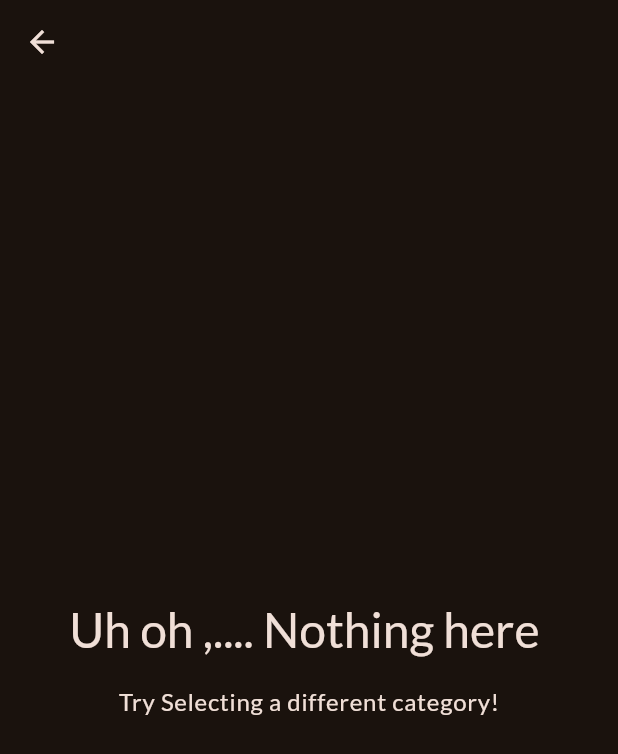
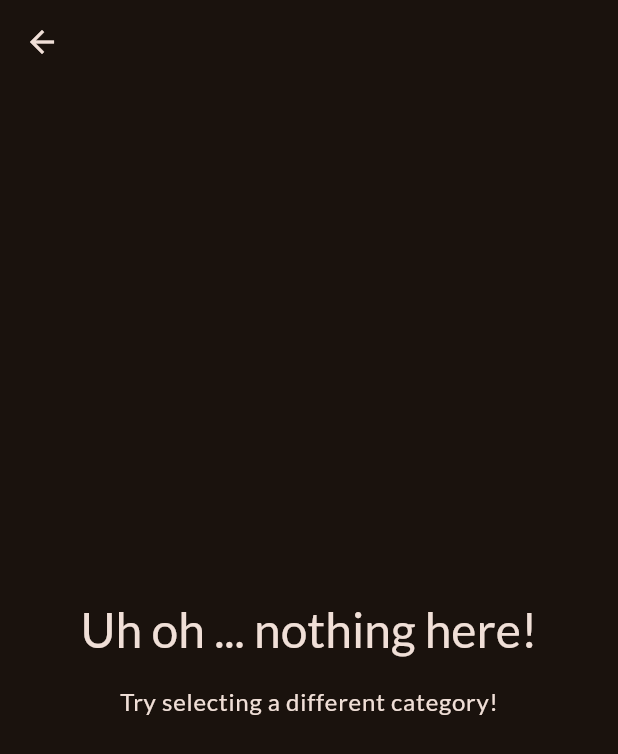
Before and after one commit to MohammedAfthab18/meals, a Flutter app: the MealsScreen screen opened directly with empty values, on a phone screen of 412 x 824 dp. Shown: the top 754 px of the screen. Run offline on Flutter 3.47's test engine with Material 3 defaults, Android fonts, the phone set to English and light mode, and no system bars; our stand-ins replace google_fonts, transparent_image; network calls fail.

Commit message:
Added Navigation to the MealDetails screen

```diff
--- a/lib/screens/meals.dart
+++ b/lib/screens/meals.dart
@@ -1,12 +1,28 @@
 import 'package:flutter/material.dart';
+
 import 'package:meals/models/meal.dart';
+import 'package:meals/screens/meal_details.dart';
 import 'package:meals/widgets/meal_item.dart';
 
 class MealsScreen extends StatelessWidget {
-  const MealsScreen({super.key, required this.title, required this.meals});
+  const MealsScreen({
+    super.key,
+    required this.title,
+    required this.meals,
+  });
 
   final String title;
   final List<Meal> meals;
+
+  void selectMeal(BuildContext context, Meal meal) {
+    Navigator.of(context).push(
+      MaterialPageRoute(
+        builder: (ctx) => MealDetailsScreen(
+          meal: meal,
+        ),
+      ),
+    );
+  }
 
   @override
   Widget build(BuildContext context) {
@@ -14,30 +30,35 @@ class MealsScreen extends StatelessWidget {
       child: Column(
         mainAxisSize: MainAxisSize.min,
         children: [
-          Text('Uh oh ,.... Nothing here ',
-              style: Theme.of(context)
-                  .textTheme
-                  .headlineLarge!
-                  .copyWith(color: Theme.of(context).colorScheme.onBackground)),
+          Text(
+            'Uh oh ... nothing here!',
+            style: Theme.of(context).textTheme.headlineLarge!.copyWith(
+                  color: Theme.of(context).colorScheme.onBackground,
+                ),
+          ),
           const SizedBox(height: 16),
           Text(
-            "Try Selecting a different category!",
-            style: Theme.of(context)
-                .textTheme
-                .bodyLarge!
-                .copyWith(color: Theme.of(context).colorScheme.onBackground),
-          )
+            'Try selecting a different category!',
+            style: Theme.of(context).textTheme.bodyLarge!.copyWith(
+                  color: Theme.of(context).colorScheme.onBackground,
+                ),
+          ),
         ],
       ),
     );
+
     if (meals.isNotEmpty) {
       content = ListView.builder(
         itemCount: meals.length,
         itemBuilder: (ctx, index) => MealItem(
           meal: meals[index],
+          onSelectMeal: (meal) {
+            selectMeal(context, meal);
+          },
         ),
       );
     }
+
     return Scaffold(
       appBar: AppBar(
         title: Text(title),
```
Also changed, not shown: lib/screens/meal_details.dart (added, +25 -0 lines), lib/widgets/meal_item.dart (+23 -15 lines).
